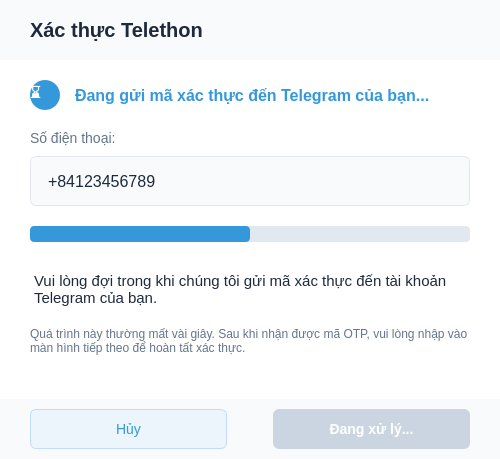
henrylenguyen/telegram-video-uploader, file src/ui/qt_designer/otp/otp_loading_modal.ui: the form before one commit.
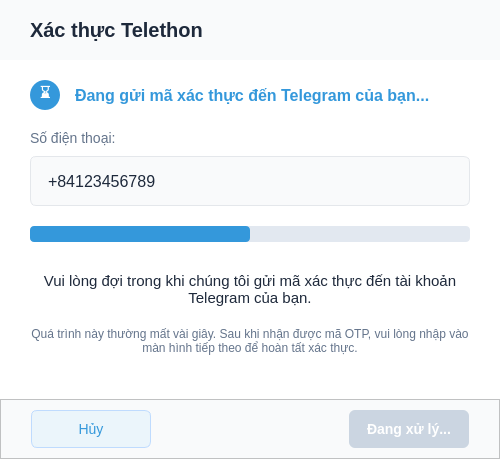
The form after the commit.

Commit message: Cập nhật giao diện và cấu hình cho các modal xác thực OTP và cấu hình Telegram, cải thiện kích thước và kiểu dáng của các thành phần UI. Thêm tệp Python được tạo tự động từ giao diện người dùng.

Diff of the .ui file:
```diff
--- a/src/ui/qt_designer/otp/otp_loading_modal.ui
+++ b/src/ui/qt_designer/otp/otp_loading_modal.ui
@@ -211,7 +211,7 @@
                                             <string>⌛</string>
                                         </property>
                                         <property name="alignment">
-                                            <set>Qt.AlignCenter</set>
+           <set>Qt::AlignmentFlag::AlignCenter</set>
                                         </property>
                                     </widget>
                                 </item>
@@ -335,7 +335,7 @@
                                     <string>Vui lòng đợi trong khi chúng tôi gửi mã xác thực đến tài khoản Telegram của bạn.</string>
                                 </property>
                                 <property name="alignment">
-                                    <set>Qt.AlignCenter</set>
+         <set>Qt::AlignmentFlag::AlignCenter</set>
                                 </property>
                                 <property name="wordWrap">
                                     <bool>true</bool>
@@ -352,7 +352,7 @@
                                     <string>Quá trình này thường mất vài giây. Sau khi nhận được mã OTP, vui lòng nhập vào màn hình tiếp theo để hoàn tất xác thực.</string>
                                 </property>
                                 <property name="alignment">
-                                    <set>Qt.AlignCenter</set>
+         <set>Qt::AlignmentFlag::AlignCenter</set>
                                 </property>
                                 <property name="wordWrap">
                                     <bool>true</bool>
@@ -362,10 +362,9 @@
                         <item>
                             <spacer name="verticalSpacer">
                                 <property name="orientation">
-                                    <enum>Qt.Vertical</enum>
-                                </property>
-                                <property name="sizeHint"
-                                          stdset="0">
+         <enum>Qt::Orientation::Vertical</enum>
+        </property>
+        <property name="sizeHint" stdset="0">
                                     <size>
                                         <width>20</width>
                                         <height>40</height>
@@ -395,13 +394,12 @@
                         <string notr="true">background-color: #F9FAFB;</string>
                     </property>
                     <property name="frameShape">
-                        <enum>QFrame.StyledPanel</enum>
+      <enum>QFrame::Shape::StyledPanel</enum>
                     </property>
                     <property name="frameShadow">
-                        <enum>QFrame.Raised</enum>
-                    </property>
-                    <layout class="QHBoxLayout"
-                            name="horizontalLayout_2">
+      <enum>QFrame::Shadow::Raised</enum>
+     </property>
+     <layout class="QHBoxLayout" name="horizontalLayout_2">
                         <property name="leftMargin">
                             <number>30</number>
                         </property>
@@ -455,10 +453,9 @@
                         <item>
                             <spacer name="horizontalSpacer">
                                 <property name="orientation">
-                                    <enum>Qt.Horizontal</enum>
-                                </property>
-                                <property name="sizeHint"
-                                          stdset="0">
+         <enum>Qt::Orientation::Horizontal</enum>
+        </property>
+        <property name="sizeHint" stdset="0">
                                     <size>
                                         <width>40</width>
                                         <height>20</height>
```
Left out of the diff: 83 changed lines with no effect on the pictures. Lines whose indentation alone changed are shown as unchanged. The commit also changes 7 other files.
